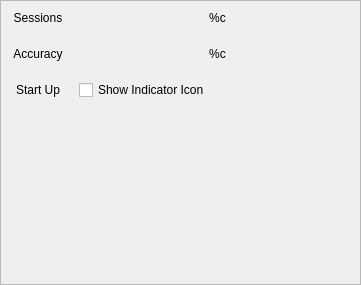
smartboyhw/speechcontrol, file res/ui/settingspane-general.ui: the form before one commit.
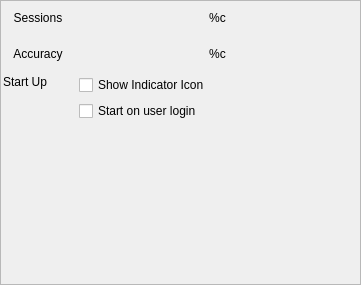
The form after the commit.

Commit message: Fixed a sizing issue.

Patch:
```diff
--- a/res/ui/settingspane-general.ui
+++ b/res/ui/settingspane-general.ui
@@ -170,6 +170,13 @@
         </property>
        </widget>
       </item>
+      <item>
+       <widget class="QCheckBox" name="checkBoxAutoStartApp">
+        <property name="text">
+         <string>Start on user login</string>
+        </property>
+       </widget>
+      </item>
      </layout>
     </item>
     <item row="2" column="0">
@@ -180,23 +187,11 @@
         <verstretch>0</verstretch>
        </sizepolicy>
       </property>
-      <property name="minimumSize">
-       <size>
-        <width>70</width>
-        <height>30</height>
-       </size>
-      </property>
-      <property name="maximumSize">
-       <size>
-        <width>70</width>
-        <height>30</height>
-       </size>
-      </property>
       <property name="text">
        <string>Start Up</string>
       </property>
       <property name="alignment">
-       <set>Qt::AlignCenter</set>
+       <set>Qt::AlignHCenter|Qt::AlignTop</set>
       </property>
      </widget>
     </item>
```
